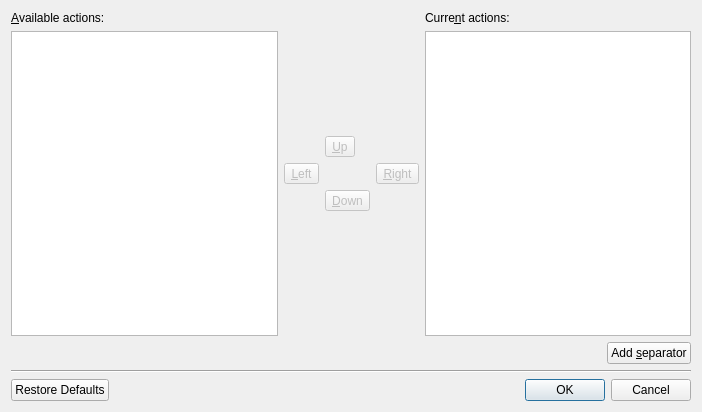
First picture: the form in src/toolbareditor.ui, repository wilbert2000/wzplayer, before the edit.
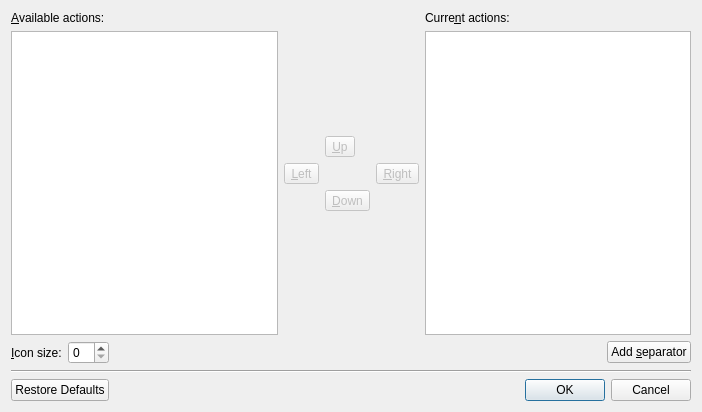
Second picture: the form after the edit.

Commit message: Add an option in the toolbar editor to set the size of the icons.

The edit to the form file:
```diff
--- a/src/toolbareditor.ui
+++ b/src/toolbareditor.ui
@@ -124,6 +124,19 @@
    </item>
    <item row="1" column="0" colspan="3">
     <layout class="QHBoxLayout" name="horizontalLayout">
+     <item>
+      <widget class="QLabel" name="label_3">
+       <property name="text">
+        <string>&amp;Icon size:</string>
+       </property>
+       <property name="buddy">
+        <cstring>iconsize_spin</cstring>
+       </property>
+      </widget>
+     </item>
+     <item>
+      <widget class="QSpinBox" name="iconsize_spin"/>
+     </item>
      <item>
       <spacer name="horizontalSpacer">
        <property name="orientation">
```
Left out of the diff: 1 changed line with no effect on the pictures. The commit also changes 7 other files.
